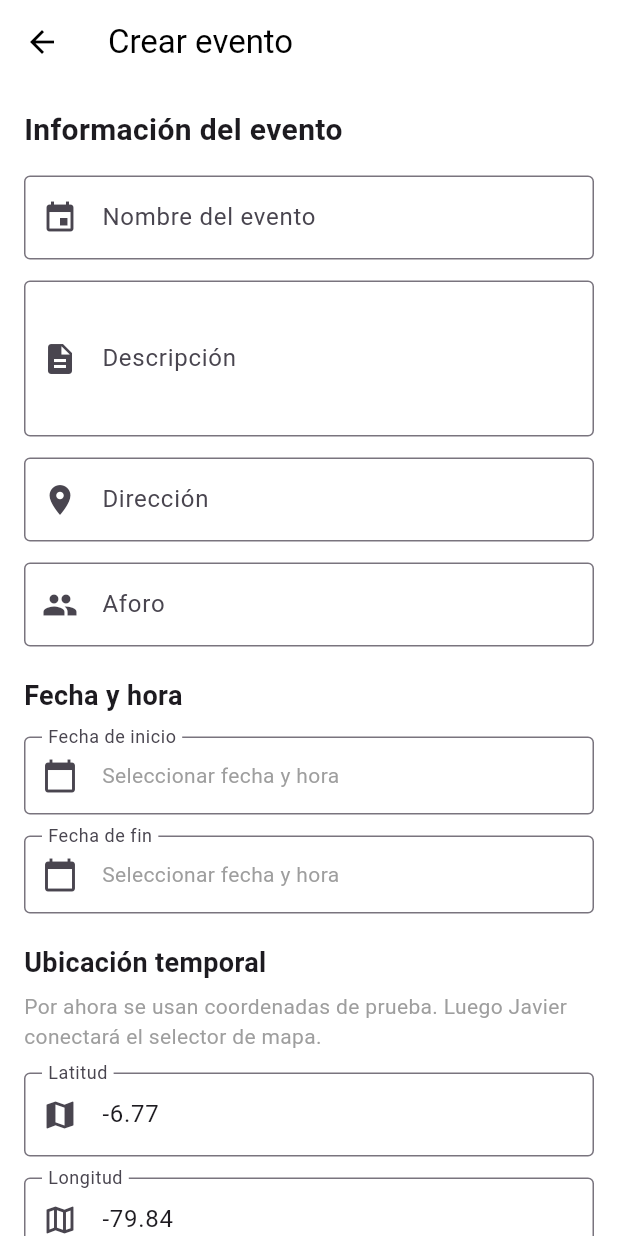
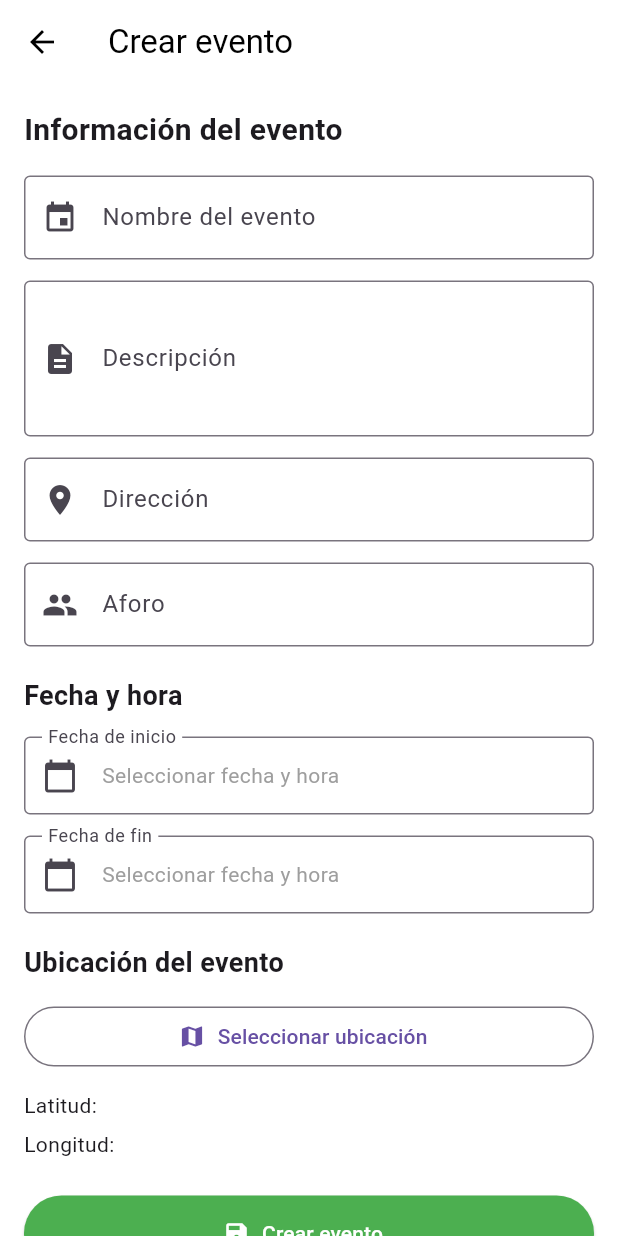
Before and after one commit to RaizaArce/eventflow-app, a Flutter app: the CrearEventoScreen screen opened directly, on a phone screen of 412 x 824 dp. Run offline on Flutter 3.47's test engine with Material 3 defaults, Android fonts, the phone set to English and light mode, and no system bars; our stand-ins replace dio, geolocator, google_maps_flutter, qr_flutter, shared_preferences; missing offline and left inert: mobile_scanner; accounts and stored records are empty.

Commit message:
Implementa mapa y geolocalizacion de eventos

```diff
--- a/lib/presentation/screens/crear_evento_screen.dart
+++ b/lib/presentation/screens/crear_evento_screen.dart
@@ -1,6 +1,7 @@
 import 'package:flutter/material.dart';
 import 'package:shared_preferences/shared_preferences.dart';
 import '../../data/api_client.dart';
+import 'seleccionar_ubicacion_screen.dart';
 
 class CrearEventoScreen extends StatefulWidget {
   final Map<String, dynamic>? evento;
@@ -19,8 +20,8 @@ class _CrearEventoScreenState extends State<CrearEventoScreen> {
   final descripcionController = TextEditingController();
   final direccionController = TextEditingController();
   final aforoController = TextEditingController();
-  final latitudController = TextEditingController(text: '-6.77');
-  final longitudController = TextEditingController(text: '-79.84');
+  final latitudController = TextEditingController();
+  final longitudController = TextEditingController();
 
   DateTime? fechaInicio;
   DateTime? fechaFin;
@@ -400,39 +401,68 @@ class _CrearEventoScreenState extends State<CrearEventoScreen> {
             const SizedBox(height: 20),
 
             const Text(
-              'Ubicación temporal',
-              style: TextStyle(fontSize: 18, fontWeight: FontWeight.bold),
+              'Ubicación del evento',
+              style: TextStyle(
+                fontSize: 18,
+                fontWeight: FontWeight.bold,
+              ),
             ),
+
+            const SizedBox(height: 12),
+
+            SizedBox(
+              width: double.infinity,
+              child: OutlinedButton.icon(
+                icon: const Icon(Icons.map),
+                label: const Text("Seleccionar ubicación"),
+                onPressed: () async {
+
+                  final latActual =
+                      double.tryParse(latitudController.text) ?? -6.7714;
+
+                  final lngActual =
+                      double.tryParse(longitudController.text) ?? -79.8409;
+
+
+                  final resultado = await Navigator.push(
+                    context,
+                    MaterialPageRoute(
+                      builder: (_) => SeleccionarUbicacionScreen(
+                        latitudInicial: latActual,
+                        longitudInicial: lngActual,
+                      ),
+                    ),
+                  );
+
+
+                  if (resultado != null) {
+
+                    setState(() {
+
+                      latitudController.text =
+                          resultado['lat'].toString();
+
+                      longitudController.text =
+                          resultado['lng'].toString();
+
+                    });
+
+                  }
+
+                },
+              ),
+            ),
+
+            const SizedBox(height: 12),
+
+            Text(
+              "Latitud: ${latitudController.text}",
+            ),
+
             const SizedBox(height: 6),
 
-            const Text(
-              'Por ahora se usan coordenadas de prueba. Luego Javier conectará el selector de mapa.',
-              style: TextStyle(color: Colors.grey),
-            ),
-            const SizedBox(height: 14),
-
-            TextFormField(
-              controller: latitudController,
-              keyboardType: const TextInputType.numberWithOptions(
-                decimal: true,
-                signed: true,
-              ),
-              decoration: decoracionCampo(label: 'Latitud', icono: Icons.map),
-              validator: validarCampoObligatorio,
-            ),
-            const SizedBox(height: 14),
-
-            TextFormField(
-              controller: longitudController,
-              keyboardType: const TextInputType.numberWithOptions(
-                decimal: true,
-                signed: true,
-              ),
-              decoration: decoracionCampo(
-                label: 'Longitud',
-                icono: Icons.map_outlined,
-              ),
-              validator: validarCampoObligatorio,
+            Text(
+              "Longitud: ${longitudController.text}",
             ),
             const SizedBox(height: 24),
 
--- a/lib/presentation/screens/detalle_evento_screen.dart
+++ b/lib/presentation/screens/detalle_evento_screen.dart
@@ -6,6 +6,7 @@ import 'participantes_screen.dart';
 import 'escanear_asistencia_screen.dart';
 import 'reporte_asistencia_screen.dart';
 import 'agenda_screen.dart';
+import 'mapa_evento_screen.dart';
 
 class DetalleEventoScreen extends StatefulWidget {
   final int eventoId;
@@ -336,7 +337,7 @@ class _DetalleEventoScreenState extends State<DetalleEventoScreen> {
                         );
 
                         if (actualizado == true) {
-                          cargarDetalleEvento();
+                          await cargarDetalleEvento();
                         }
                       },
                       style: ElevatedButton.styleFrom(
@@ -419,6 +420,28 @@ class _DetalleEventoScreenState extends State<DetalleEventoScreen> {
                       );
                     },
                   ),
+                  construirBotonTemporal(
+                    icono: Icons.map,
+                    texto: 'Ver mapa del evento',
+                    onPressed: () {
+                      if (evento == null) return;
+
+                      Navigator.push(
+                        context,
+                        MaterialPageRoute(
+                          builder: (_) => MapaEventoScreen(
+                            latitud: double.parse(
+                              evento!['latitud'].toString(),
+                            ),
+                            longitud: double.parse(
+                              evento!['longitud'].toString(),
+                            ),
+                            nombreEvento: evento!['nombre'].toString(),
+                          ),
+                        ),
+                      );
+                    },
+                  ),
                 ],
               ),
             ),
```
Also changed, not shown: lib/presentation/screens/mapa_evento_screen.dart (added, +53 -0 lines), lib/presentation/screens/seleccionar_ubicacion_screen.dart (added, +283 -0 lines), lib/presentation/screens/ver_ubicacion_screen.dart (added, +43 -0 lines), 1 other file.
